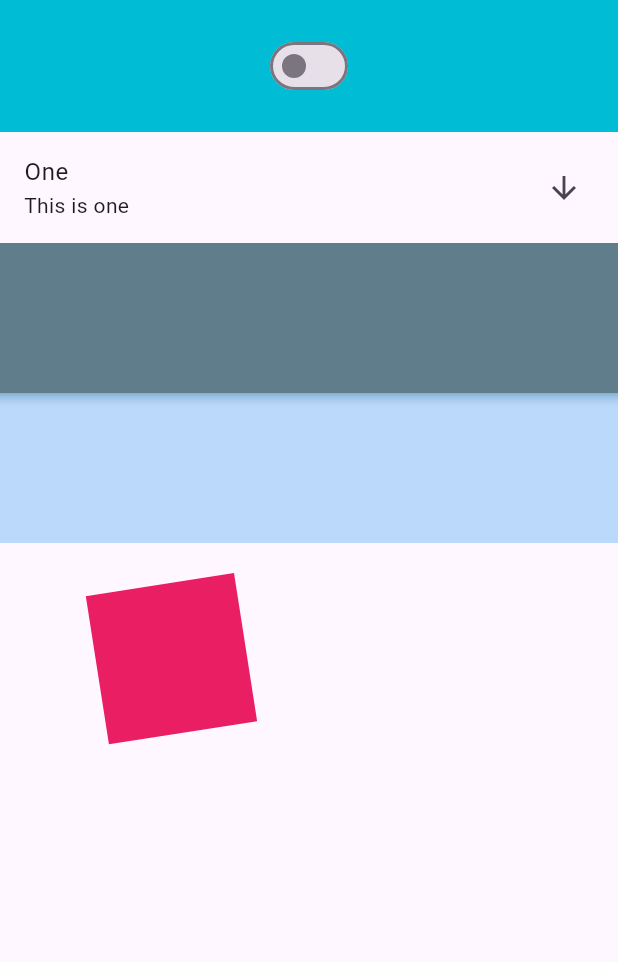
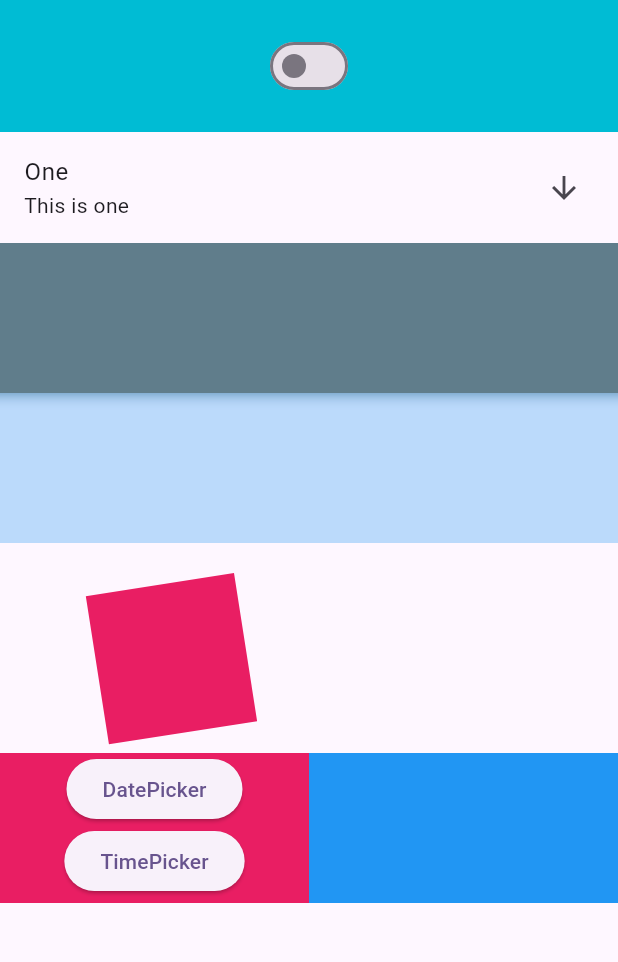
Before and after one commit to EusufUddin8926/flutter-widget, a Flutter app: the screen it shows after launch, on a phone screen of 412 x 824 dp, the part 84-1046 px from its top. Run offline on Flutter 3.47's test engine with Material 2 defaults, Android fonts, the phone set to English and light mode, and no system bars.

Commit message:
Date picker add

```diff
--- a/lib/main.dart
+++ b/lib/main.dart
@@ -32,6 +32,20 @@ class MyHomePage extends StatefulWidget {
 
 class _MyHomePageState extends State<MyHomePage> {
   var _switchChecked = false;
+  late DateTime _dateTime;
+
+  getDate() async{
+    DateTime? date =await showDatePicker(
+        context: context,
+        initialDate: DateTime(DateTime.now().year),
+        firstDate: DateTime(DateTime.now().year-20),
+        lastDate: DateTime(DateTime.now().year+2));
+
+    setState(() {
+      _dateTime = date!;
+      print(_dateTime);
+    });
+  }
 
   @override
   Widget build(BuildContext context) {
@@ -90,6 +104,44 @@ class _MyHomePageState extends State<MyHomePage> {
               transform: Matrix4.rotationZ(-30),
               color: Colors.pink,
             ),
+          ),
+          SizedBox(height: 20),
+          Container(
+            alignment: Alignment.topLeft,
+            height: 100,
+            width: double.infinity,
+            child: Row(
+              mainAxisAlignment: MainAxisAlignment.spaceEvenly,
+              children: [
+                Container(
+                  width: MediaQuery.of(context).size.width/2,
+                  color: Colors.pink,
+                  alignment: Alignment.center,
+                  child: Column(
+                    children: [
+                      ElevatedButton(onPressed: (){
+                        getDate();
+                      }, child: Text("DatePicker")),
+                      ElevatedButton(onPressed: (){}, child: Text("TimePicker")),
+                    ],
+                  ),
+                ),
+                Container(
+                  width: MediaQuery.of(context).size.width/2,
+                  color: Colors.blue,
+                  alignment: Alignment.topLeft,
+                  child: Padding(
+                    padding: const EdgeInsets.only(left: 16),
+                    child: Column(
+                      children: [
+
+                      ],
+                    ),
+                  ),
+                ),
+              ],
+            ),
+
           )
         ],
       ),
```
